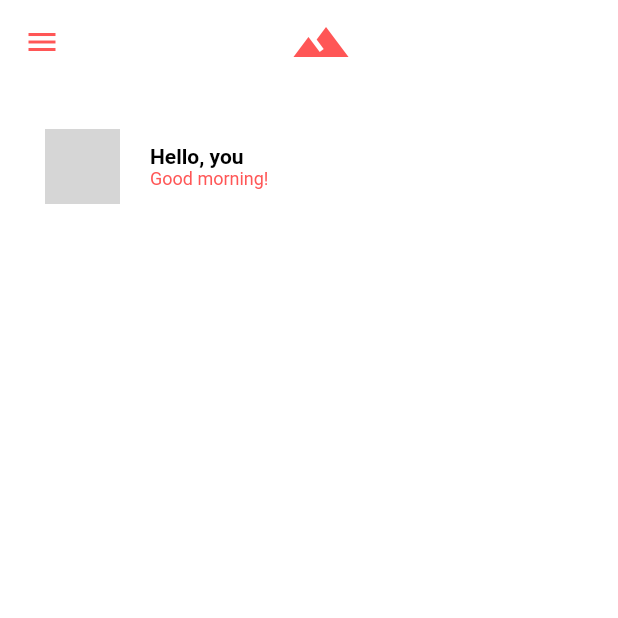
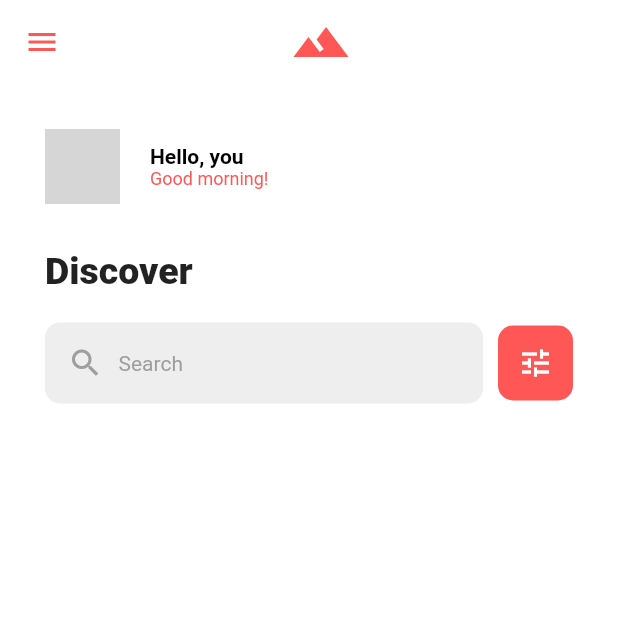
Before and after one commit to Cegard/flutter_codelab, a Flutter app: the screen it shows after launch, on a phone screen of 412 x 824 dp, the top half of it. Run offline on Flutter 3.47's test engine with Material 2 defaults, Android fonts, the phone set to English and light mode, and no system bars; network calls fail; grey boxes are pictures that could not be loaded.

Commit message:
added search bar section

```diff
--- a/lib/home_widget.dart
+++ b/lib/home_widget.dart
@@ -41,7 +41,8 @@ class HomePage extends StatelessWidget {
       body: Column(
         crossAxisAlignment: CrossAxisAlignment.start,
         children: [
-          HeaderWidget(mainColor)
+          HeaderWidget(mainColor),
+          SearchWidget(mainColor)
         ],
       ),
     );
@@ -95,3 +96,68 @@ class HeaderWidget extends StatelessWidget {
     );
   }
 }
+
+
+class SearchWidget extends StatelessWidget {
+
+  final Color mainColor;
+
+  const SearchWidget(this.mainColor, {Key? key}) : super(key: key);
+
+  @override
+  Widget build (BuildContext context) {
+
+    return Container(
+      padding: const EdgeInsets.all(30),
+      child: Column(
+        crossAxisAlignment: CrossAxisAlignment.start,
+        children: [
+          const Text(
+            'Discover',
+            style: TextStyle( fontSize: 25, fontWeight: FontWeight.w900),
+          ),
+          const SizedBox(height: 20,),
+          Row(
+            children: [
+              Expanded(
+                child: Container(
+                  padding: const EdgeInsets.all(15),
+                  decoration: BoxDecoration(
+                    color: Colors.grey[200],
+                    borderRadius: BorderRadius.circular(10)
+                  ),
+                  child: Row(
+                    children: const [
+                      Icon(
+                        Icons.search,
+                        color: Colors.grey,
+                      ),
+                      SizedBox(width: 10),
+                      Text(
+                        'Search',
+                        style: TextStyle(color: Colors.grey),
+                      )
+                    ],
+                  ),
+                ),
+              ),
+              Container(
+                width: 50,
+                height: 50,
+                margin: const EdgeInsets.only(left: 10),
+                decoration: BoxDecoration(
+                  color: mainColor,
+                  borderRadius: BorderRadius.circular(10)
+                ),
+                child: const Icon(
+                  Icons.tune,
+                  color: Colors.white,
+                ),
+              )
+            ]
+          ),
+        ],
+      ),
+    );
+  }
+}
```
